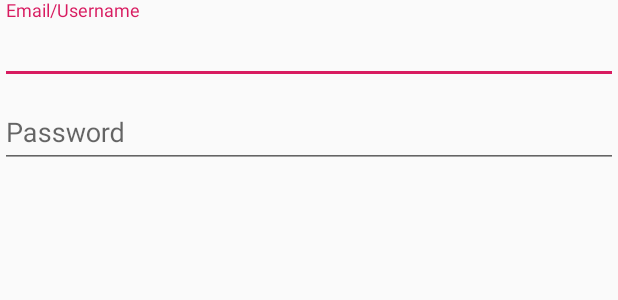
After one commit to zaunaf/GeotagPaud, an Android app: the layout form_login.xml on its own in the app's theme, with its tools: preview values and no code run, on a phone screen of 412 x 824 dp. The commit adds this screen. Shown: the top 300 px of the screen. Run offline under Robolectric (Android 15) with nearby library versions, the phone set to English and light mode, and no system bars.

Commit message:
Create login form and JWT based authentication to backend server, resolves #9

```diff
--- a/app/build.gradle
+++ b/app/build.gradle
@@ -81,4 +81,7 @@ dependencies {
     // GoogleMapService
     implementation 'com.google.android.gms:play-services-maps:17.0.0'
 
+    // OKHttp
+    compile 'com.squareup.okhttp3:okhttp:3.4.1'
+
 }
--- /dev/null
+++ b/app/src/main/res/layout/form_login.xml
@@ -0,0 +1,34 @@
+<?xml version="1.0" encoding="utf-8"?>
+<LinearLayout xmlns:android="http://schemas.android.com/apk/res/android"
+    android:orientation="vertical" android:layout_width="match_parent"
+    android:layout_height="match_parent">
+
+    <com.google.android.material.textfield.TextInputLayout
+        android:layout_width="match_parent"
+        android:layout_height="wrap_content">
+
+        <EditText
+            android:inputType="text"
+            android:layout_width="match_parent"
+            android:layout_height="wrap_content"
+            android:id="@+id/username"
+            android:hint="Email/Username"
+            android:singleLine="true"/>
+
+    </com.google.android.material.textfield.TextInputLayout>
+
+    <com.google.android.material.textfield.TextInputLayout
+        android:layout_width="match_parent"
+        android:layout_height="wrap_content">
+
+    <EditText
+        android:inputType="textPassword"
+        android:layout_width="match_parent"
+        android:layout_height="wrap_content"
+        android:id="@+id/password"
+        android:hint="Password"
+        android:singleLine="true"/>
+
+    </com.google.android.material.textfield.TextInputLayout>
+
+</LinearLayout>
--- a/app/src/main/res/menu/main_activity_drawer.xml
+++ b/app/src/main/res/menu/main_activity_drawer.xml
@@ -38,7 +38,7 @@
     <item android:title="@string/menu">
         <menu>
             <item
-                android:id="@+id/nav_google"
+                android:id="@+id/nav_login"
                 android:icon="@drawable/ic_person_black"
                 android:title="@string/login" />
             <item
--- a/app/src/main/res/values/strings.xml
+++ b/app/src/main/res/values/strings.xml
@@ -21,5 +21,7 @@
     <string name="info">Info</string>
     <string name="help">Bantuan</string>
     <string name="about">Tentang</string>
+    <string name="http_call_failed">Panggilan HTTP ke server gagal.</string>
+    <string name="server_base_url">http://geotagpaud.nufaza.com</string>
 
 </resources>
```
Also changed, not shown: app/src/main/java/com/nufaza/geotagpaud/MainActivity.java (+58 -4 lines), app/src/main/java/com/nufaza/geotagpaud/util/Common.java (added, +54 -0 lines), app/src/main/java/com/nufaza/geotagpaud/util/HttpCallback.java (added, +14 -0 lines), app/src/main/java/com/nufaza/geotagpaud/util/HttpCaller.java (added, +218 -0 lines).
